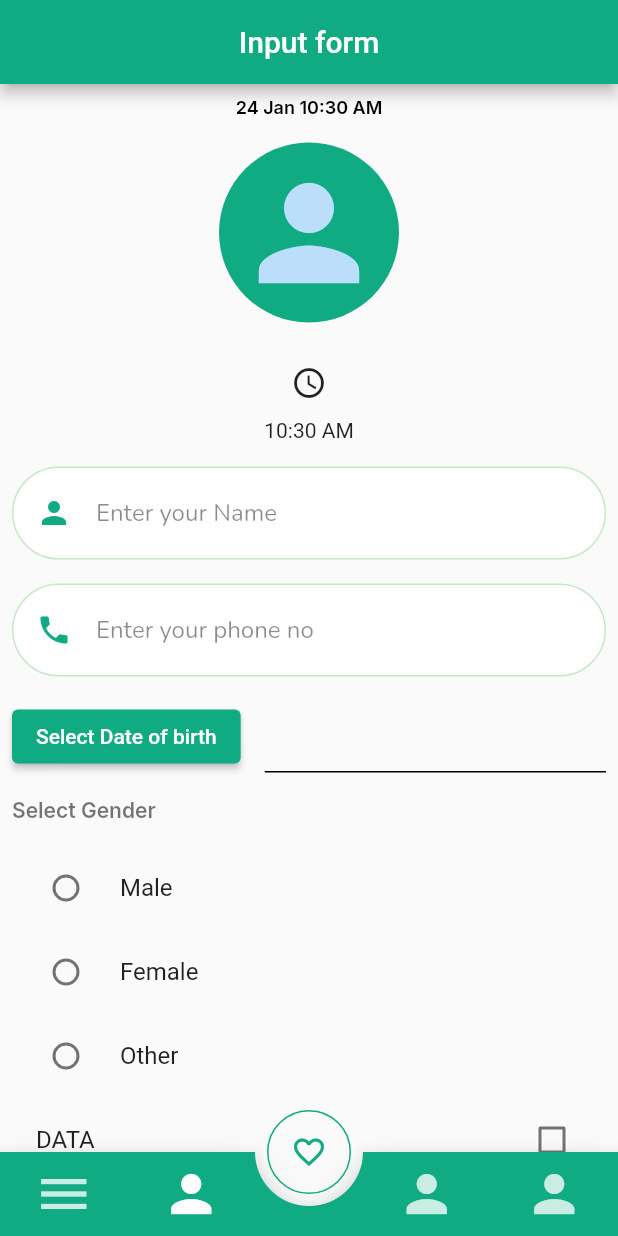
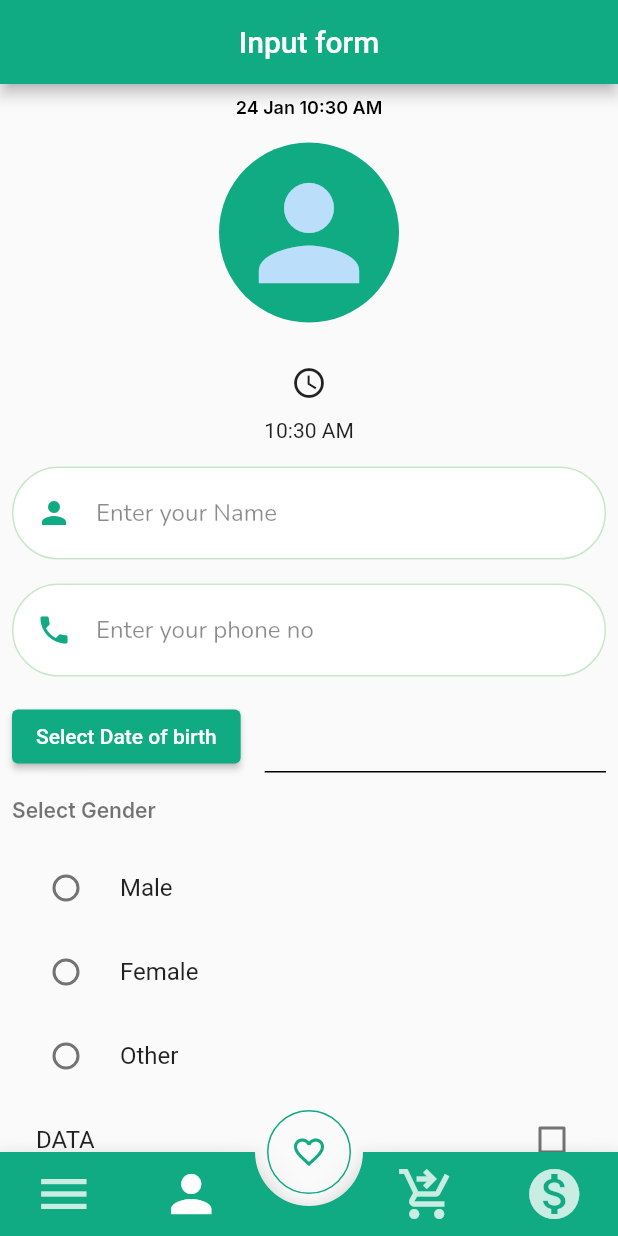
Before and after one commit to RoySujon/shop_bd, a Flutter app: the screen it shows after launch, item 2 of the bottom bar chosen, on a phone screen of 412 x 824 dp. Run offline on Flutter 3.47's test engine with Material 2 defaults, Android fonts, the phone set to English and light mode, and no system bars; drawn by our look-alikes of animated_bottom_navigation_bar; our stand-ins replace carousel_slider, file_picker, google_fonts, image_picker, jiffy; missing offline and left inert: flutter_phone_direct_caller; network calls fail; project files that could hold a hidden picture were left out.

Commit message:
iconChange

```diff
--- a/lib/screen/homepage.dart
+++ b/lib/screen/homepage.dart
@@ -23,8 +23,8 @@ class _HomePgaeState extends State<HomePgae> {
   List<IconData> iconList = [
     Icons.menu,
     Icons.person,
-    Icons.person,
-    Icons.person,
+    Icons.shopping_cart_checkout,
+    Icons.monetization_on,
   ];
   // int _bottomNavIndex = 0;
   int index = 5;
@@ -33,7 +33,12 @@ class _HomePgaeState extends State<HomePgae> {
   Widget build(BuildContext context) {
     print('abc');
     // print(index);
-    return Scaffold(
+    return WillPopScope(
+      onWillPop: () async {
+        final shouldPop = await showMyDialog();
+        return shouldPop ?? false;
+      },
+      child: Scaffold(
         endDrawer: NavigationDrawer(),
         key: _key,
         extendBody: true,
@@ -87,9 +92,26 @@ class _HomePgaeState extends State<HomePgae> {
         ),
         floatingActionButtonLocation: FloatingActionButtonLocation.centerDocked,
         body: buildPage(),
+      ),
     );
   }
 
+  showMyDialog() => showDialog(
+      builder: (BuildContext context) => AlertDialog(
+            title: Text('Do you want to exit!'),
+            actionsAlignment: MainAxisAlignment.spaceBetween,
+            actions: [
+              TextButton(
+                  onPressed: () => Navigator.pop(context, false),
+                  child: Text('NO')),
+              // Spacer(),
+              // SizedBox(width: 100),
+              TextButton(
+                  onPressed: () => Navigator.pop(context, true),
+                  child: Text('YES')),
+            ],
+          ),
+      context: context);
 //Switch case
   buildPage() {
     switch (index) {
```
Lines whose indentation alone changed are shown as unchanged.
